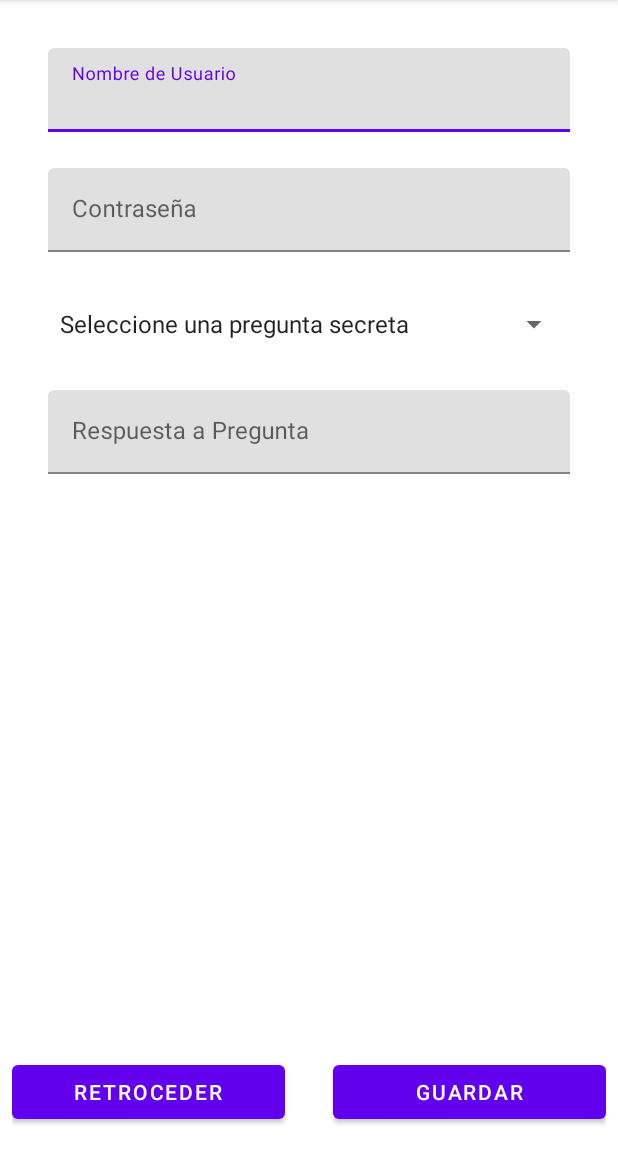
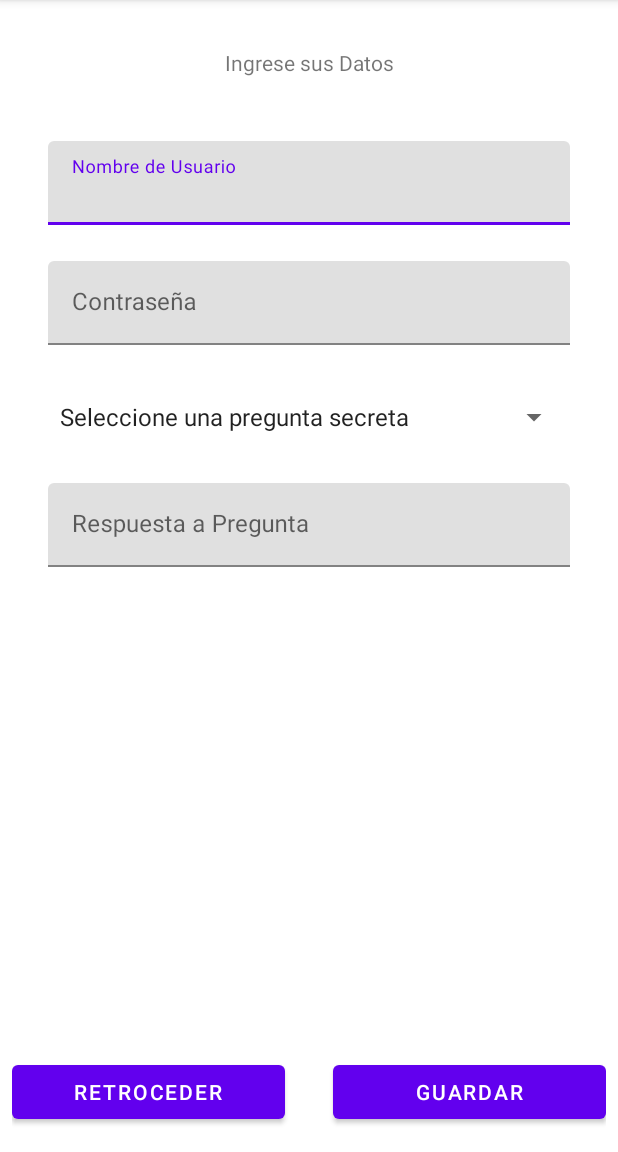
Before and after one commit to ctapia-cl/MisEventos, an Android app: the screen it shows after launch (registro), after a tap on "REGISTRARSE", on a phone screen of 412 x 824 dp, the part 84-1236 px from its top. Run offline under Robolectric (Android 15) with nearby library versions, the phone set to English and light mode, and no system bars.

Commit message:
Se agrega tv de titulos

```diff
--- a/app/src/main/java/com/example/miseventos/MainActivity.java
+++ b/app/src/main/java/com/example/miseventos/MainActivity.java
@@ -9,6 +9,7 @@ import android.os.Bundle;
 import android.view.View;
 import android.widget.Button;
 import android.widget.EditText;
+import android.widget.ImageView;
 import android.widget.TextView;
 
 import com.google.android.material.textfield.TextInputLayout;
@@ -17,6 +18,7 @@ public class MainActivity extends AppCompatActivity {
         private TextInputLayout tilUsuario, tilPass;
         private Button btnIngresar, btnRegistrar;
         private TextView tvRecuperarpass;
+        private ImageView ivAvatar;
 
         @Override
         protected void onCreate(Bundle savedInstanceState) {
@@ -58,4 +60,5 @@ public class MainActivity extends AppCompatActivity {
         btnIngresar = findViewById(R.id.btnIngresar);
         btnRegistrar = findViewById(R.id.btnRegistrar);
         tvRecuperarpass = findViewById(R.id.tvRecuperarpass);
+        ivAvatar = findViewById(R.id.ivAvatar);
     }}
--- a/app/src/main/java/com/example/miseventos/RecuperarPass.java
+++ b/app/src/main/java/com/example/miseventos/RecuperarPass.java
@@ -6,6 +6,7 @@ import android.content.Intent;
 import android.os.Bundle;
 import android.view.View;
 import android.widget.Button;
+import android.widget.TextView;
 
 import com.google.android.material.textfield.TextInputLayout;
 
@@ -13,6 +14,7 @@ public class RecuperarPass extends AppCompatActivity {
 
     private TextInputLayout tilIngusuario, tilIngnewpass;
     private Button btnVolver, btnEnviar;
+    private TextView tvIngdatos2;
 
     @Override
     protected void onCreate(Bundle savedInstanceState) {
@@ -44,6 +46,7 @@ public class RecuperarPass extends AppCompatActivity {
         tilIngnewpass = findViewById(R.id.tilIngnewpass);
         btnVolver = findViewById(R.id.btnVolver);
         btnEnviar = findViewById(R.id.btnGuardar);
+        tvIngdatos2 = findViewById(R.id.tvIngdatos2);
 
     }
 }
--- a/app/src/main/java/com/example/miseventos/ValidarUsuario.java
+++ b/app/src/main/java/com/example/miseventos/ValidarUsuario.java
@@ -6,10 +6,12 @@ import android.os.Bundle;
 import android.view.View;
 import android.widget.Button;
 import android.widget.EditText;
+import android.widget.TextView;
 
 public class ValidarUsuario extends AppCompatActivity {
     private EditText etIngUsuario;
     private Button btnVolver, btnEnviar;
+    private TextView tvIngData;
 
     @Override
     protected void onCreate(Bundle savedInstanceState) {
@@ -30,10 +32,9 @@ public class ValidarUsuario extends AppCompatActivity {
 
     }
     private void referencias() {
-
         etIngUsuario = findViewById(R.id.etIngUsuario);
         btnVolver = findViewById(R.id.btnVolver);
         btnEnviar = findViewById(R.id.btnGuardar);
-
+        tvIngData = findViewById(R.id.tvIngData);
     }
 }
--- a/app/src/main/java/com/example/miseventos/registro.java
+++ b/app/src/main/java/com/example/miseventos/registro.java
@@ -8,6 +8,7 @@ import android.view.View;
 import android.widget.ArrayAdapter;
 import android.widget.Button;
 import android.widget.Spinner;
+import android.widget.TextView;
 import android.widget.Toast;
 
 import com.google.android.material.textfield.TextInputLayout;
@@ -19,6 +20,7 @@ public class registro extends AppCompatActivity {
     private TextInputLayout tilUsername, tilContrasena, tilRespuesta;
     private Button btnVolver, btnGuardar, btnSalir;
     private Spinner spnPregunta;
+    private TextView tvIngdatos;
 
     //spinner trabaja con adaptador para asignar importancia al evento
     private String[] preguntaSecreta;
@@ -113,6 +115,7 @@ public class registro extends AppCompatActivity {
         btnVolver = findViewById(R.id.btnVolver);
         btnGuardar = findViewById(R.id.btnGuardar);
         btnSalir = findViewById(R.id.btnGuardar);
+        tvIngdatos = findViewById(R.id.tvIngdatos);
 
 
         //adaptador de spinner
--- a/app/src/main/res/layout/activity_main.xml
+++ b/app/src/main/res/layout/activity_main.xml
@@ -27,7 +27,7 @@
         app:layout_constraintTop_toBottomOf="@+id/btnIngresar" />
 
     <ImageView
-        android:id="@+id/imageView2"
+        android:id="@+id/ivAvatar"
         android:layout_width="wrap_content"
         android:layout_height="wrap_content"
         android:layout_marginTop="32dp"
@@ -55,7 +55,7 @@
         android:layout_marginEnd="32dp"
         app:layout_constraintEnd_toEndOf="parent"
         app:layout_constraintStart_toStartOf="parent"
-        app:layout_constraintTop_toBottomOf="@+id/imageView2">
+        app:layout_constraintTop_toBottomOf="@+id/ivAvatar">
 
         <com.google.android.material.textfield.TextInputEditText
             android:layout_width="match_parent"
--- a/app/src/main/res/layout/activity_registro.xml
+++ b/app/src/main/res/layout/activity_registro.xml
@@ -21,8 +21,8 @@
             android:id="@+id/btnVolver"
             android:layout_width="0dp"
             android:layout_height="wrap_content"
+            android:layout_marginRight="16dp"
             android:layout_weight="4"
-            android:layout_marginRight="16dp"
             android:text="Retroceder" />
 
         <Button
@@ -43,7 +43,7 @@
         android:layout_marginEnd="32dp"
         app:layout_constraintEnd_toEndOf="parent"
         app:layout_constraintStart_toStartOf="parent"
-        app:layout_constraintTop_toTopOf="parent">
+        app:layout_constraintTop_toBottomOf="@+id/tvIngdatos">
 
         <com.google.android.material.textfield.TextInputEditText
             android:layout_width="match_parent"
@@ -95,4 +95,16 @@
         app:layout_constraintStart_toStartOf="@+id/tilContrasena"
         app:layout_constraintTop_toBottomOf="@+id/tilContrasena" />
 
+    <TextView
+        android:id="@+id/tvIngdatos"
+        android:layout_width="215dp"
+        android:layout_height="30dp"
+        android:layout_marginTop="32dp"
+        android:text="Ingrese sus Datos"
+        android:textAlignment="center"
+        app:layout_constraintEnd_toEndOf="parent"
+        app:layout_constraintHorizontal_bias="0.5"
+        app:layout_constraintStart_toStartOf="parent"
+        app:layout_constraintTop_toTopOf="parent" />
+
 </androidx.constraintlayout.widget.ConstraintLayout>
--- a/app/src/main/res/layout/activity_validar_usuario.xml
+++ b/app/src/main/res/layout/activity_validar_usuario.xml
@@ -7,11 +7,12 @@
     tools:context=".ValidarUsuario">
 
     <TextView
-        android:id="@+id/textView"
+        android:id="@+id/tvIngData"
         android:layout_width="231dp"
         android:layout_height="39dp"
         android:layout_marginTop="32dp"
         android:text="Ingresa Tu Nombre de Usuario"
+        android:textAlignment="center"
         app:layout_constraintEnd_toEndOf="parent"
         app:layout_constraintStart_toStartOf="parent"
         app:layout_constraintTop_toTopOf="parent" />
@@ -26,7 +27,7 @@
         android:inputType="textPersonName"
         app:layout_constraintEnd_toEndOf="parent"
         app:layout_constraintStart_toStartOf="parent"
-        app:layout_constraintTop_toBottomOf="@+id/textView" />
+        app:layout_constraintTop_toBottomOf="@+id/tvIngData" />
 
     <LinearLayout
         android:layout_width="0dp"
```
Also changed, not shown: app/src/main/res/layout/activity_recuperar_pass.xml (+12 -1 lines).
